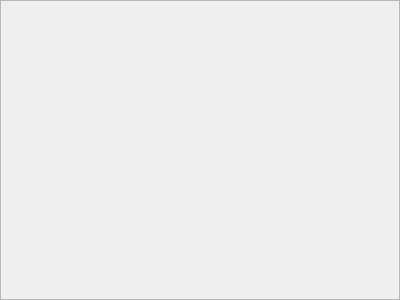
Old version of the form image/hip_image_imageview.ui in the repository FrankBlabu/Hippopunktur.
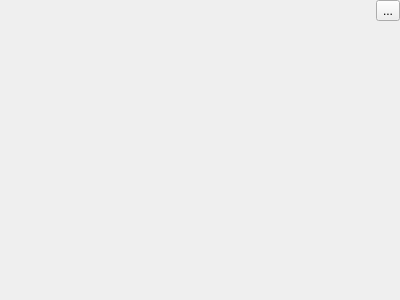
New version of the form.

Commit message: Paint event based image viewing.

```diff
--- a/image/hip_image_imageview.ui
+++ b/image/hip_image_imageview.ui
@@ -27,25 +27,45 @@
     <number>0</number>
    </property>
    <property name="spacing">
-    <number>0</number>
+    <number>10</number>
    </property>
    <item row="0" column="0">
-    <widget class="QScrollArea" name="_view_w">
-     <property name="widgetResizable">
-      <bool>true</bool>
+    <widget class="QWidget" name="_view_w" native="true">
+     <property name="sizePolicy">
+      <sizepolicy hsizetype="Expanding" vsizetype="Expanding">
+       <horstretch>0</horstretch>
+       <verstretch>0</verstretch>
+      </sizepolicy>
      </property>
-     <widget class="QWidget" name="scrollAreaWidgetContents">
-      <property name="geometry">
-       <rect>
-        <x>0</x>
-        <y>0</y>
-        <width>398</width>
-        <height>298</height>
-       </rect>
-      </property>
-     </widget>
     </widget>
    </item>
+   <item row="0" column="1">
+    <layout class="QVBoxLayout" name="_button_layout">
+     <property name="spacing">
+      <number>10</number>
+     </property>
+     <item>
+      <widget class="QToolButton" name="_reset_zoom_w">
+       <property name="text">
+        <string>...</string>
+       </property>
+      </widget>
+     </item>
+     <item>
+      <spacer name="_button_spacer">
+       <property name="orientation">
+        <enum>Qt::Vertical</enum>
+       </property>
+       <property name="sizeHint" stdset="0">
+        <size>
+         <width>20</width>
+         <height>20</height>
+        </size>
+       </property>
+      </spacer>
+     </item>
+    </layout>
+   </item>
   </layout>
  </widget>
  <resources/>
```
The commit also changes 7 other files.
